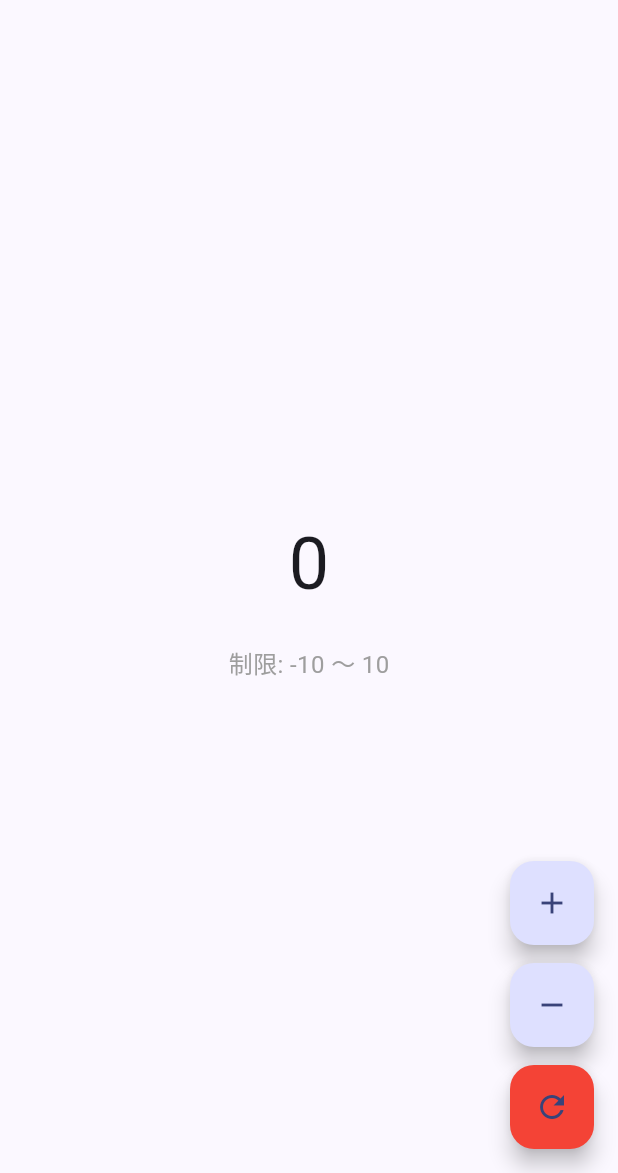
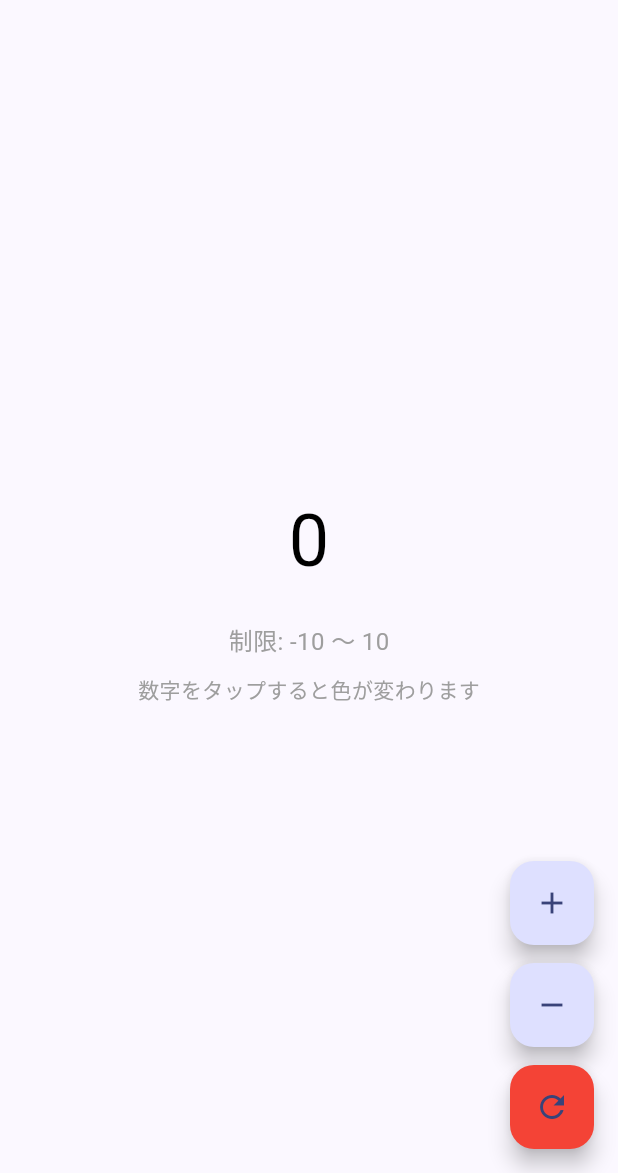
Before and after one commit to Motoki0418/counter_app, a Flutter app: the screen it shows after launch, on a phone screen of 412 x 824 dp, the part 63-1236 px from its top. Run offline on Flutter 3.47's test engine with Material 3 defaults, Android fonts, the phone set to English and light mode, and no system bars.

Commit message:
feat: カウンターの数字の色を変更する機能を追加

```diff
--- a/lib/main.dart
+++ b/lib/main.dart
@@ -39,6 +39,7 @@ class _CounterPageState extends State<CounterPage> {
   int _count = 0; // カウントする数字（最初は0）
   int _maxLimit = 10; // 最大値の制限
   int _minLimit = -10; // 最小値の制限
+  Color _numberColor = Colors.black; // 数字の色
 
   // 7. 「＋」ボタンが押されたときに数字を1増やす関数
   void _increment() {
@@ -65,6 +66,19 @@ class _CounterPageState extends State<CounterPage> {
     });
   }
 
+  // 色を変更する関数
+  void _changeColor() {
+    setState(() {
+      // ランダムな色を生成
+      _numberColor = Color.fromRGBO(
+        (DateTime.now().millisecondsSinceEpoch % 255).toInt(),
+        (DateTime.now().microsecondsSinceEpoch % 255).toInt(),
+        (DateTime.now().microsecondsSinceEpoch % 255).toInt(),
+        1,
+      );
+    });
+  }
+
   // 10. 画面の見た目を作る関数
   @override
   Widget build(BuildContext context) {
@@ -76,14 +90,22 @@ class _CounterPageState extends State<CounterPage> {
         child: Column(
           mainAxisAlignment: MainAxisAlignment.center,
           children: [
-            Text(
-              '$_count', // 今の数字を表示
-              style: const TextStyle(fontSize: 48),
+            GestureDetector(
+              onTap: _changeColor, // タップで色を変更
+              child: Text(
+                '$_count', // 今の数字を表示
+                style: TextStyle(fontSize: 48, color: _numberColor),
+              ),
             ),
             const SizedBox(height: 20),
             Text(
               '制限: $_minLimit 〜 $_maxLimit',
               style: const TextStyle(fontSize: 16, color: Colors.grey),
+            ),
+            const SizedBox(height: 10),
+            const Text(
+              '数字をタップすると色が変わります',
+              style: TextStyle(fontSize: 14, color: Colors.grey),
             ),
           ],
         ),
```
